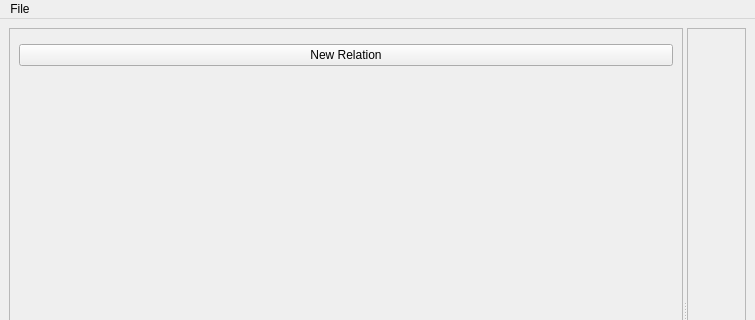
The window that MainWindow.ui (goffrie/grapher) describes before a commit, drawn with Qt 5; both pictures show x 0 to 755 and y 0 to 320 of the 755 by 600 pixel window.
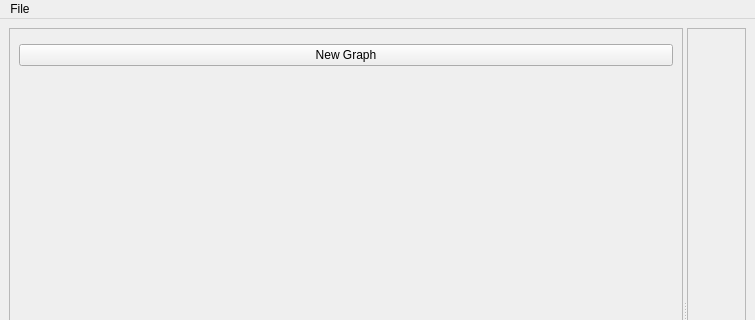
The same window after the commit. Custom widgets are drawn as their Qt base class.

```diff
--- a/MainWindow.ui
+++ b/MainWindow.ui
@@ -55,7 +55,7 @@
          <item>
           <widget class="QPushButton" name="newGraphButton">
            <property name="text">
-            <string>New Relation</string>
+            <string>New Graph</string>
            </property>
           </widget>
          </item>
```
